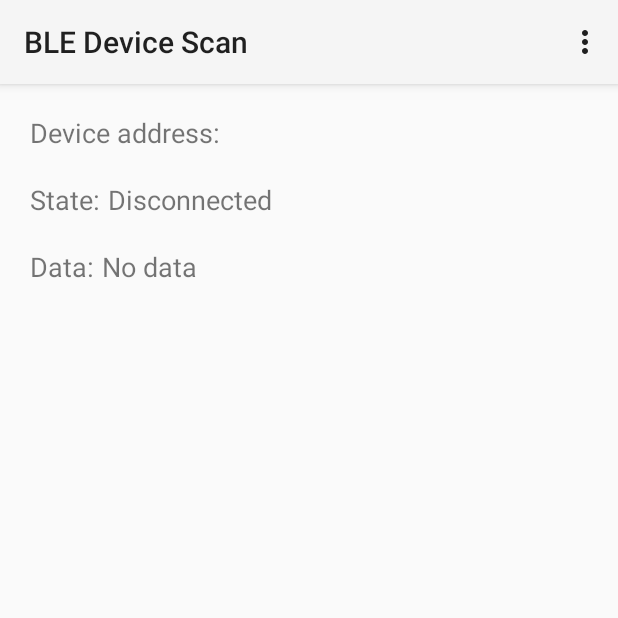
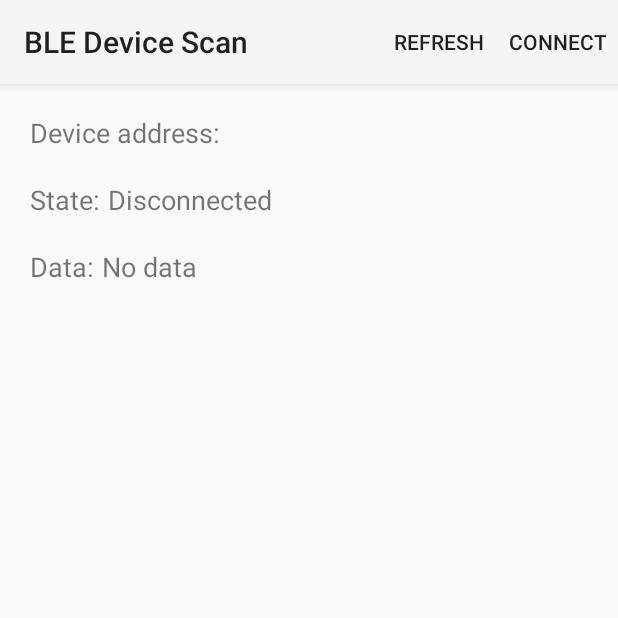
Before and after one commit to KennethEvans/BLE-Explorer, an Android app: the DeviceControlActivity screen opened directly, with no data from a screen before it, on a phone screen of 412 x 824 dp, the top half of it. Run offline under Robolectric (Android 15) with nearby library versions, the phone set to English and light mode, and no system bars; 3 statements that could not run were skipped.

Commit message:
Converted to AndroidX.

```diff
--- a/app/src/main/res/menu/gatt_services.xml
+++ b/app/src/main/res/menu/gatt_services.xml
@@ -13,18 +13,19 @@
      See the License for the specific language governing permissions and
      limitations under the License.
 -->
-<menu xmlns:android="http://schemas.android.com/apk/res/android">
+<menu xmlns:app="http://schemas.android.com/apk/res-auto"
+      xmlns:android="http://schemas.android.com/apk/res/android">
     <item android:id="@+id/menu_refresh"
           android:title="@string/menu_refresh"
           android:checkable="false"
           android:orderInCategory="1"
-          android:showAsAction="ifRoom"/>
+          app:showAsAction="ifRoom"/>
     <item android:id="@+id/menu_connect"
           android:title="@string/menu_connect"
           android:orderInCategory="100"
-          android:showAsAction="ifRoom|withText"/>
+          app:showAsAction="ifRoom|withText"/>
     <item android:id="@+id/menu_disconnect"
           android:title="@string/menu_disconnect"
           android:orderInCategory="101"
-          android:showAsAction="ifRoom|withText"/>
+          app:showAsAction="ifRoom|withText"/>
 </menu>
--- a/app/src/main/res/values/template-styles.xml
+++ b/app/src/main/res/values/template-styles.xml
@@ -33,7 +33,7 @@
     </style>
 
     <style name="Widget.SampleMessageTile">
-        <item name="android:background">@drawable/tile</item>
+        <item name="background">@drawable/tile</item>
         <item name="android:shadowColor">#7F000000</item>
         <item name="android:shadowDy">-3.5</item>
         <item name="android:shadowRadius">2</item>
--- /dev/null
+++ b/gradle.properties
@@ -0,0 +1,2 @@
+android.enableJetifier=true
+android.useAndroidX=true
```
Also changed, not shown: app/build.gradle (+4 -4 lines), app/src/main/java/net/kenevans/android/bleexplorer/DeviceControlActivity.java (+48 -30 lines), app/src/main/java/net/kenevans/android/bleexplorer/DeviceScanActivity.java (+7 -6 lines), app/src/main/java/net/kenevans/android/bleexplorer/Utils.java (+5 -5 lines), app/src/main/res/menu/main.xml (+5 -4 lines), 1 other file.
